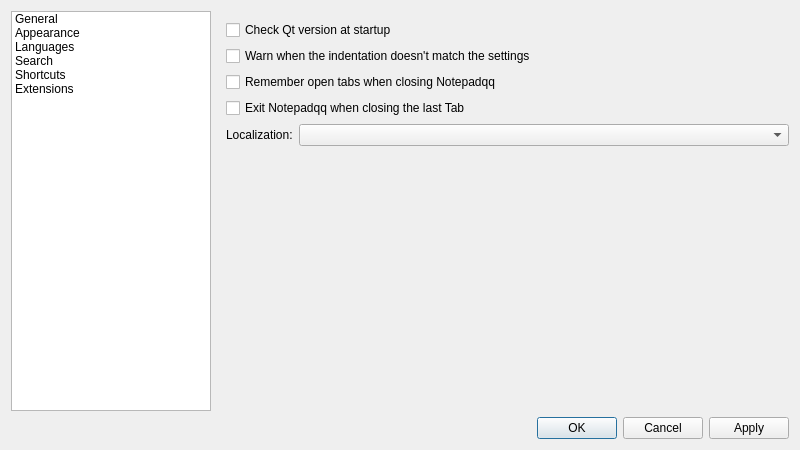
This is src/ui/frmpreferences.ui in notepadqq/notepadqq as Qt 5 draws it before an edit. The edited form follows.
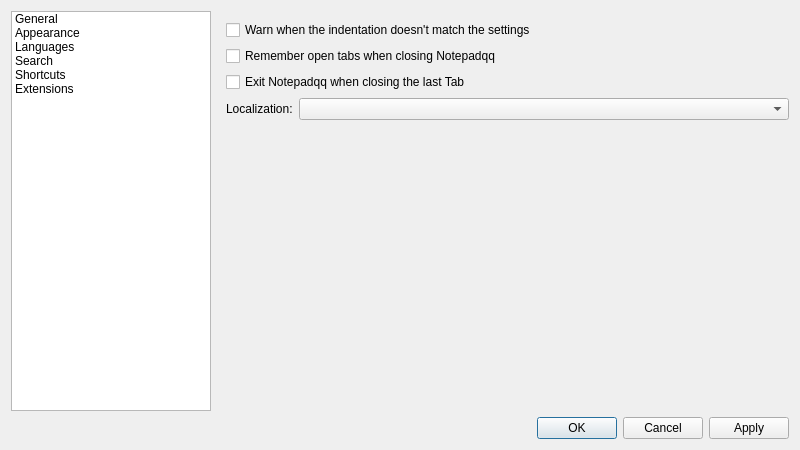
This is the edited form. Icons and pictures are not drawn.

Commit message: chore: remove all the code relative to 'old qt version'... we're forcing a higher version anyway (#572)

Patch:
```diff
--- a/src/ui/frmpreferences.ui
+++ b/src/ui/frmpreferences.ui
@@ -99,13 +99,6 @@
          <property name="bottomMargin">
           <number>0</number>
          </property>
-         <item>
-          <widget class="QCheckBox" name="chkCheckQtVersionAtStartup">
-           <property name="text">
-            <string>Check Qt version at startup</string>
-           </property>
-          </widget>
-         </item>
          <item>
           <widget class="QCheckBox" name="chkWarnForDifferentIndentation">
            <property name="text">
```
The commit also changes 6 other files.
